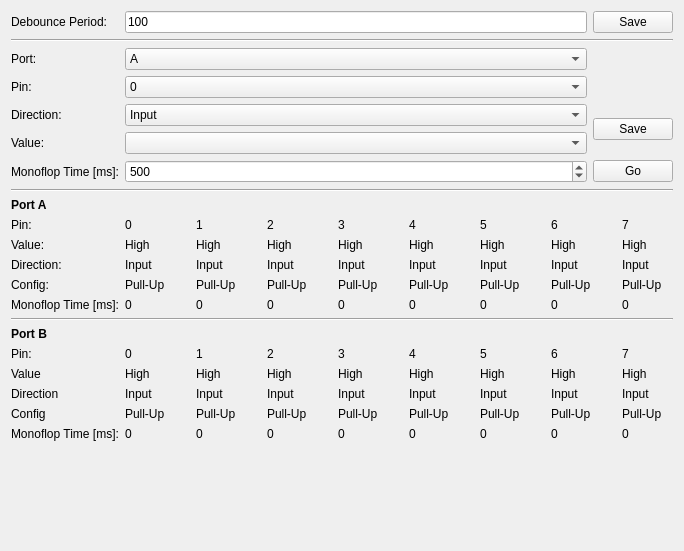
Tinkerforge/brickv, file src/brickv/plugin_system/plugins/io16/ui/io16.ui: the form before one commit.
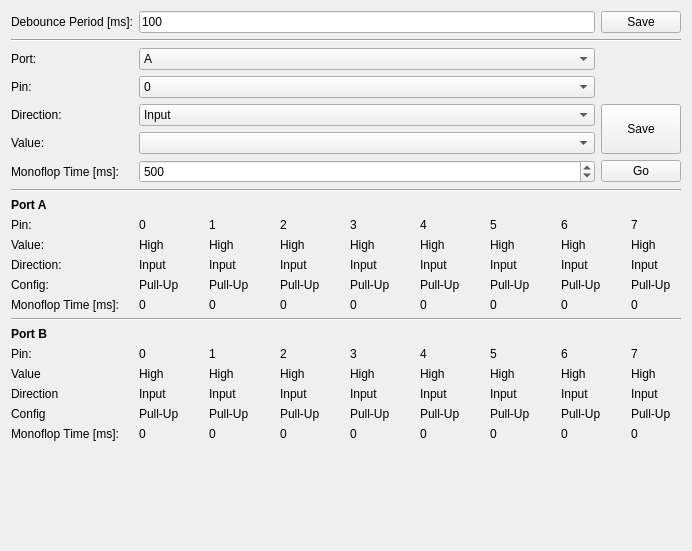
The form after the commit.

Commit message: Also hide vertical lines in Industrial Brickletz UI on grouping change

The edit to the form file:
```diff
--- a/src/brickv/plugin_system/plugins/io16/ui/io16.ui
+++ b/src/brickv/plugin_system/plugins/io16/ui/io16.ui
@@ -6,7 +6,7 @@
    <rect>
     <x>0</x>
     <y>0</y>
-    <width>684</width>
+    <width>692</width>
     <height>551</height>
    </rect>
   </property>
@@ -19,7 +19,7 @@
      <item row="0" column="0">
       <widget class="QLabel" name="label_12">
        <property name="text">
-        <string>Debounce Period:</string>
+        <string>Debounce Period [ms]:</string>
        </property>
       </widget>
      </item>
@@ -185,6 +185,12 @@
      </item>
      <item row="4" column="2" rowspan="2">
       <widget class="QPushButton" name="save_button">
+       <property name="sizePolicy">
+        <sizepolicy hsizetype="Minimum" vsizetype="Minimum">
+         <horstretch>0</horstretch>
+         <verstretch>0</verstretch>
+        </sizepolicy>
+       </property>
        <property name="text">
         <string>Save</string>
        </property>
```
The commit also changes 7 other files.
